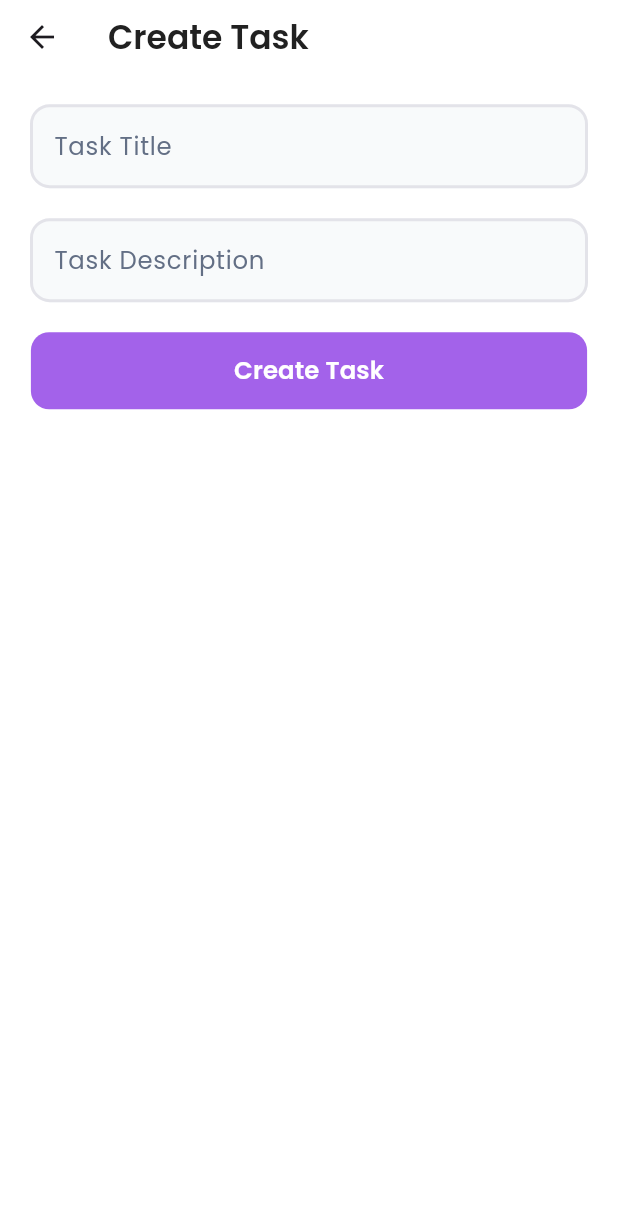
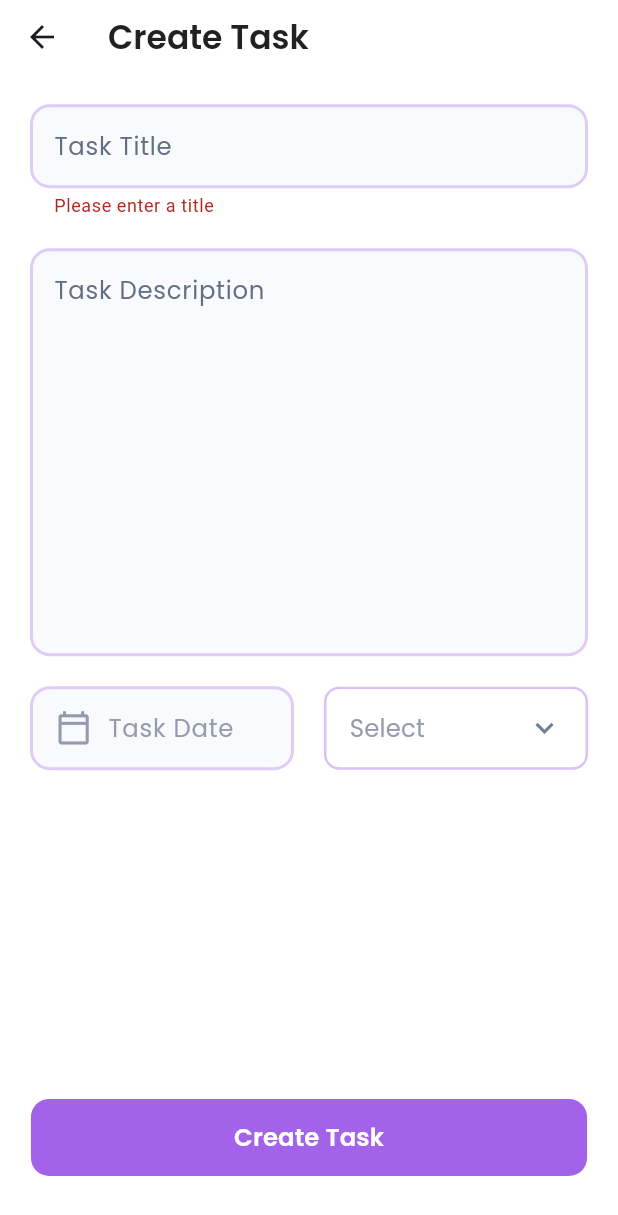
Before and after one commit to ruman-dev/task_manager, a Flutter app: the CreateTaskScreen screen opened by its route, after a tap on "Create Task", on a phone screen of 412 x 824 dp. Shown: the top 1215 px of the screen. Run offline on Flutter 3.47's test engine with Material 3 defaults, Android fonts, the phone set to English and light mode, and no system bars; our stand-ins replace flutter_screenutil, get, google_fonts, hive, hive_flutter; accounts and stored records are empty.

Commit message:
hive data save and read

```diff
--- /dev/null
+++ b/devtools_options.yaml
@@ -0,0 +1,4 @@
+description: This file stores settings for Dart & Flutter DevTools.
+documentation: https://docs.flutter.dev/tools/devtools/extensions#configure-extension-enablement-states
+extensions:
+  - shared_preferences: true
--- a/lib/core/app/app.dart
+++ b/lib/core/app/app.dart
@@ -3,6 +3,7 @@ import 'package:flutter_screenutil/flutter_screenutil.dart';
 import 'package:get/get.dart';
 import 'package:task_manager/core/routes/app_route_names.dart';
 import 'package:task_manager/core/routes/app_route_pages.dart';
+import 'package:task_manager/features/presentation/screens/home_screen.dart';
 import 'package:task_manager/features/presentation/screens/login_screen.dart';
 
 class TaskManager extends StatelessWidget {
@@ -18,9 +19,9 @@ class TaskManager extends StatelessWidget {
         return GetMaterialApp(
           debugShowCheckedModeBanner: false,
           theme: ThemeData(scaffoldBackgroundColor: Colors.white),
-          initialRoute: AppRouteNames().login,
+          initialRoute: AppRouteNames().home,
           getPages: AppRoutePages.appRoutePages(),
-          home: LoginScreen(),
+          home: HomeScreen(),
         );
       },
     );
--- /dev/null
+++ b/lib/core/global/custom_dropdown.dart
@@ -0,0 +1,103 @@
+import 'package:flutter/material.dart';
+import 'package:flutter_screenutil/flutter_screenutil.dart';
+import 'package:get/get.dart';
+import 'package:google_fonts/google_fonts.dart';
+import 'package:task_manager/core/utils/colors/app_colors.dart';
+
+class CustomDropdown extends StatelessWidget {
+  final double? width;
+  final Widget? prefixIcon;
+  final String? hintText;
+  final String selectedValue;
+  final List<String> items;
+  final Function(String?) onChanged;
+  final RxBool showLabel;
+  final TextStyle? textStyle;
+  final double? borderWidth;
+  final double? borderRadius;
+  final Color? backgroundColor;
+
+  const CustomDropdown({
+    super.key,
+    this.hintText,
+    required this.selectedValue,
+    this.textStyle,
+    required this.items,
+    required this.onChanged,
+    this.prefixIcon,
+    this.width,
+    required this.showLabel,
+    this.borderWidth,
+    this.backgroundColor,
+    this.borderRadius,
+  });
+
+  @override
+  Widget build(BuildContext context) {
+    return Column(
+      crossAxisAlignment: CrossAxisAlignment.start,
+      children: [
+        Container(
+          width: double.infinity,
+          decoration: BoxDecoration(
+            border: Border.all(
+              color: AppColors.primaryColor.withValues(alpha: 0.4),
+              width: borderWidth ?? 1.5.w,
+            ),
+            borderRadius: BorderRadius.circular(borderRadius ?? 10.r),
+            color: backgroundColor ?? Colors.white,
+          ),
+          child: Padding(
+            padding: EdgeInsets.symmetric(horizontal: 14.w, vertical: 2.h),
+            child: Row(
+              children: [
+                if (prefixIcon != null) ...[prefixIcon!, SizedBox(width: 15.w)],
+                Expanded(
+                  child: DropdownButtonFormField<String>(
+                    decoration: const InputDecoration(
+                      contentPadding: EdgeInsets.zero,
+                      border: InputBorder.none,
+                    ),
+                    dropdownColor: Colors.white,
+                    value: selectedValue.isNotEmpty ? selectedValue : null,
+                    hint: Text(
+                      hintText ?? 'Select',
+                      style:
+                          textStyle ??
+                          GoogleFonts.poppins(
+                            fontSize: 16.sp,
+                            fontWeight: FontWeight.w400,
+                            color: AppColors.darkTextColor,
+                          ),
+                    ),
+                    items:
+                        items.map((String value) {
+                          return DropdownMenuItem<String>(
+                            value: value,
+                            child: Text(
+                              value,
+                              style:
+                                  textStyle ??
+                                  GoogleFonts.poppins(
+                                    fontSize: 16.sp,
+                                    fontWeight: FontWeight.w400,
+                                    color: AppColors.darkTextColor,
+                                  ),
+                            ),
+                          );
+                        }).toList(),
+                    onChanged: onChanged,
+                    icon: Icon(
+                      Icons.keyboard_arrow_down_outlined,
+                      color: Color(0xFF718096),
+                    ),
+                  ),
+                ),
+              ],
+            ),
+          ),
+        ),
+      ],
+    );
+  }
+}
--- a/lib/core/global/custom_inputfield.dart
+++ b/lib/core/global/custom_inputfield.dart
@@ -68,7 +68,10 @@ class CustomInputField extends StatelessWidget {
       borderSide:
           borderSide != null
               ? borderSide!
-              : const BorderSide(width: 2, color: Color(0xFFE3E3E9)),
+              : BorderSide(
+                width: 2,
+                color: AppColors.primaryColor.withValues(alpha: 0.3),
+              ),
     );
   }
 
--- a/lib/features/presentation/controllers/create_task_controller.dart
+++ b/lib/features/presentation/controllers/create_task_controller.dart
@@ -1,6 +1,78 @@
 import 'package:flutter/material.dart';
 import 'package:get/get.dart';
+import 'package:hive/hive.dart';
+import 'package:intl/intl.dart';
+import 'package:task_manager/core/utils/colors/app_colors.dart';
 
 class CreateTaskController extends GetxController {
   final titleController = TextEditingController();
+  final descriptionController = TextEditingController();
+  String? selectedStatus = '';
+  List<String> furnitureItems = ['Pending', 'Completed'];
+  Rx<DateTime?> selectedDate = Rx<DateTime?>(null);
+
+  String get formattedDate {
+    if (selectedDate.value == null) return 'Task Date';
+    return DateFormat('dd-MM-yyyy').format(selectedDate.value!);
+  }
+
+  void onStatusChanged(String? newValue) {
+    selectedStatus = newValue!;
+    debugPrint(selectedStatus);
+  }
+
+  Future<void> selectDate(BuildContext context) async {
+    final DateTime? picked = await showDatePicker(
+      context: context,
+      initialDate: selectedDate.value ?? DateTime.now(),
+      firstDate: DateTime(1900),
+      lastDate: DateTime.now(),
+      builder: (context, child) {
+        return Theme(
+          data: Theme.of(context).copyWith(
+            dividerColor: Colors.transparent,
+            colorScheme: ColorScheme.light(
+              primary: AppColors.primaryColor,
+              onPrimary: Colors.white,
+              onSurface: Colors.black,
+            ),
+            textButtonTheme: TextButtonThemeData(
+              style: TextButton.styleFrom(
+                foregroundColor: AppColors.primaryColor,
+              ),
+            ),
+          ),
+          child: child!,
+        );
+      },
+    );
+
+    if (picked != null && picked != selectedDate.value) {
+      selectedDate.value = picked;
+    }
+  }
+
+  void createTask() {
+    var box = Hive.box('myTask');
+
+    final task = {
+      'title': titleController.text,
+      'description': descriptionController.text,
+      'date': formattedDate,
+      'status': selectedStatus,
+    };
+
+    box.add(task);
+
+    Get.snackbar(
+      'Task Created',
+      'Your task has been created successfully',
+      backgroundColor: AppColors.primaryColor,
+      colorText: Colors.white,
+    );
+    titleController.clear();
+    descriptionController.clear();
+    Get.back();
+    debugPrint('Task Created: ${box.values.toList()}');
+  }
 }
--- a/lib/features/presentation/controllers/home_controller.dart
+++ b/lib/features/presentation/controllers/home_controller.dart
@@ -1,3 +1,8 @@
 import 'package:get/get.dart';
+import 'package:hive/hive.dart';
 
-class HomeController extends GetxController {}
+class HomeController extends GetxController {
+  var isLoading = false.obs;
+  var taskList = [].obs;
+  var box = Hive.box('myTask');
+}
--- a/lib/features/presentation/screens/create_task_screen.dart
+++ b/lib/features/presentation/screens/create_task_screen.dart
@@ -2,14 +2,18 @@ import 'package:flutter/material.dart';
 import 'package:get/get.dart';
 import 'package:task_manager/core/global/custom_appbar.dart';
 import 'package:task_manager/core/global/custom_button.dart';
+import 'package:task_manager/core/global/custom_dropdown.dart';
 import 'package:task_manager/core/global/custom_inputfield.dart';
-import 'package:task_manager/core/global/custom_text.dart';
+import 'package:task_manager/core/utils/colors/app_colors.dart';
 import 'package:task_manager/features/presentation/controllers/create_task_controller.dart';
+import 'package:task_manager/features/presentation/controllers/home_controller.dart';
 
 class CreateTaskScreen extends StatelessWidget {
   CreateTaskScreen({super.key});
 
-  // final _taskController = Get.put(CreateTaskController());
+  final _taskController = Get.put(CreateTaskController());
+
+  final _formKey = GlobalKey<FormState>();
 
   @override
   Widget build(BuildContext context) {
@@ -17,14 +21,64 @@ class CreateTaskScreen extends StatelessWidget {
       appBar: CustomAppbar(title: 'Create Task'),
       body: Padding(
         padding: EdgeInsets.all(20),
-        child: Column(
-          children: [
-            CustomInputField(hintText: 'Task Title'),
-            SizedBox(height: 20),
-            CustomInputField(hintText: 'Task Description'),
-            SizedBox(height: 20),
-            CustomButton(text: 'Create Task', onPressed: () {}),
-          ],
+        child: Form(
+          key: _formKey,
+          child: Column(
+            children: [
+              CustomInputField(
+                hintText: 'Task Title',
+                controller: _taskController.titleController,
+                formValidator:
+                    (value) => value!.isEmpty ? 'Please enter a title' : null,
+              ),
+              const SizedBox(height: 20),
+              CustomInputField(
+                hintText: 'Task Description',
+                maxLines: 10,
+                controller: _taskController.descriptionController,
+              ),
+              const SizedBox(height: 20),
+              Row(
+                children: [
+                  Expanded(
+                    child: Obx(
+                      () => CustomInputField(
+                        isReadOnly: true,
+                        hintText: _taskController.formattedDate,
+                        hintTextColor: AppColors.darkTextColor,
+                        prefixIcon: Icons.calendar_today_outlined,
+                        prefixIconColor: AppColors.darkTextColor,
+                        onTextFieldPressed:
+                            () => _taskController.selectDate(context),
+                      ),
+                    ),
+                  ),
+                  const SizedBox(width: 20),
+                  Expanded(
+                    child: CustomDropdown(
+                      selectedValue:
+                          _taskController.selectedStatus ?? 'Type name',
+                      items: _taskController.furnitureItems,
+                      onChanged: _taskController.onStatusChanged,
+                      showLabel: false.obs,
+                    ),
+                  ),
+                ],
+              ),
+              const SizedBox(height: 20),
+              Spacer(),
+              CustomButton(
+                text: 'Create Task',
+                onPressed: () {
+                  if (_formKey.currentState!.validate()) {
+                    _taskController.createTask();
+                    Get.find<HomeController>();
+                  }
+                },
+              ),
+              const SizedBox(height: 20),
+            ],
+          ),
         ),
       ),
     );
--- a/lib/main.dart
+++ b/lib/main.dart
@@ -1,6 +1,10 @@
 import 'package:flutter/material.dart';
+import 'package:hive_flutter/hive_flutter.dart';
 import 'package:task_manager/core/app/app.dart';
 
-void main() {
+Future<void> main() async {
+  WidgetsFlutterBinding.ensureInitialized();
+  await Hive.initFlutter();
+  await Hive.openBox('myTask');
   runApp(const TaskManager());
 }
--- a/pubspec.yaml
+++ b/pubspec.yaml
@@ -34,6 +34,9 @@ dependencies:
   flutter_screenutil: ^5.9.3
   get: ^4.7.2
   google_fonts: ^6.2.1
+  hive: ^2.2.3
+  hive_flutter: ^1.1.0
+  intl: ^0.20.2
   shared_preferences: ^2.5.3
 
 dev_dependencies:
```
Also changed, not shown: lib/features/presentation/screens/home_screen.dart (+9 -5 lines), pubspec.lock.
